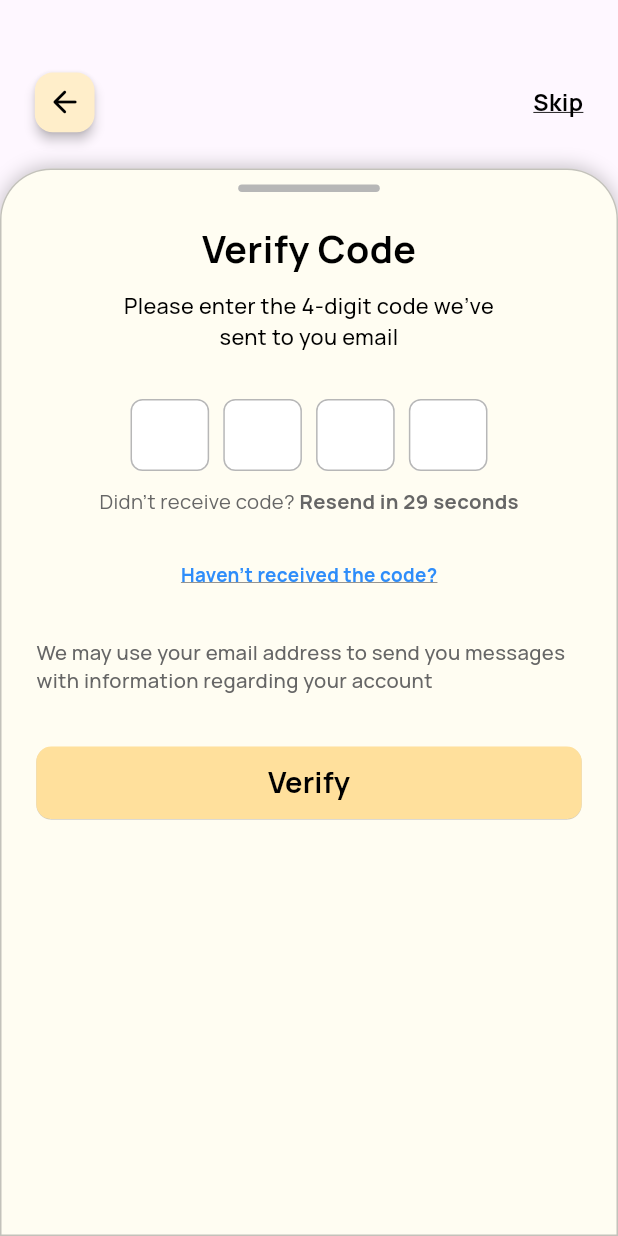
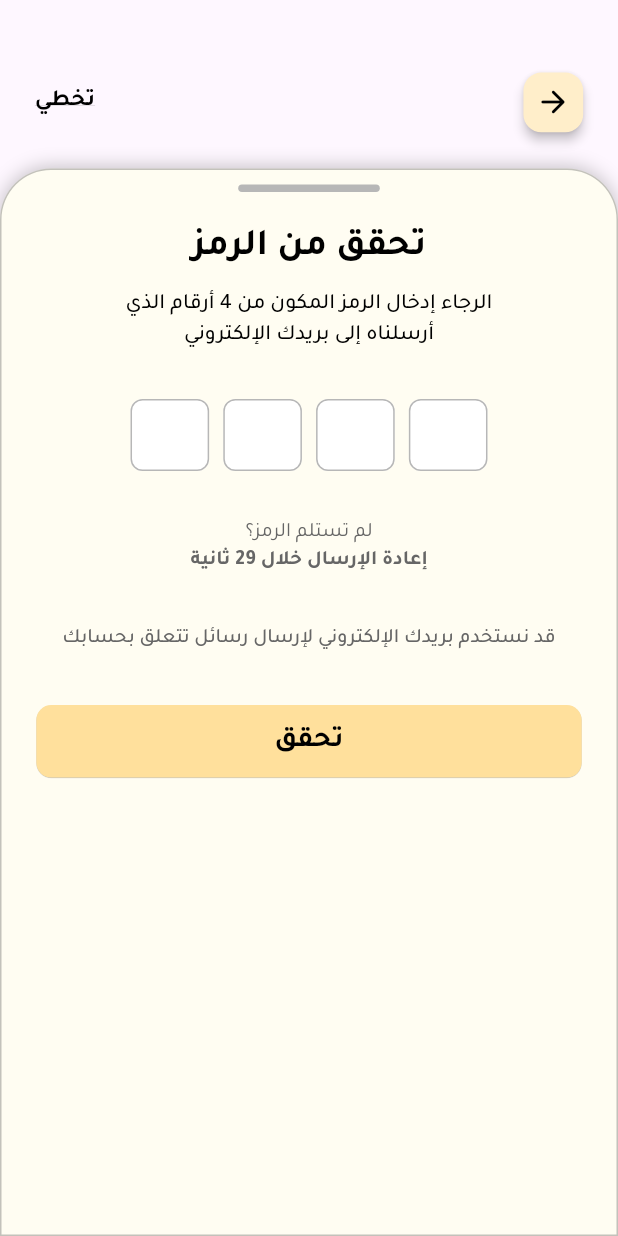
Before and after one commit to moayyad24/old_but_gold, a Flutter app: the screen it shows after launch, after a tap on "Get Started", on a phone screen of 412 x 824 dp. Run offline on Flutter 3.47's test engine with Material 3 defaults, Android fonts, the phone set to English and light mode, and no system bars; our stand-ins replace dartz, device_preview, dio, flutter_bloc, flutter_screenutil, flutter_svg and 2 more; missing offline and left inert: adoptive_calendar, slang; generated files the repository leaves out were written again.

Commit message:
translate otp timer in verify screen

```diff
--- a/assets/i18n/ar.i18n.json
+++ b/assets/i18n/ar.i18n.json
@@ -29,7 +29,9 @@
         "verifyCode": "تحقق من الرمز",
         "fourDigitCode": "الرجاء إدخال الرمز المكون من 4 أرقام الذي أرسلناه إلى بريدك الإلكتروني",
         "haveNotReceivedTheCode": "لم تستلم الرمز؟",
-        "verify": "تحقق"
+        "verify": "تحقق",
+        "resend": "إعادة الإرسال",
+        "resendInSeconds": "إعادة الإرسال خلال $remainingTime ثانية"
     },
     "personalInfo": {
         "personalInformation": "المعلومات الشخصية",
--- a/assets/i18n/en.i18n.json
+++ b/assets/i18n/en.i18n.json
@@ -29,7 +29,9 @@
         "verifyCode": "Verify Code",
         "fourDigitCode": "Please enter the 4-digit code we’ve sent to you email",
         "haveNotReceivedTheCode": "Haven’t received the code?",
-        "verify": "Verify"
+        "verify": "Verify",
+        "resend": "Resend",
+        "resendInSeconds": "Resend in $remainingTime seconds"
     },
     "personalInfo": {
         "personalInformation": "Personal Information",
--- a/lib/features/auth/ui/sign_up_screen.dart
+++ b/lib/features/auth/ui/sign_up_screen.dart
@@ -126,7 +126,7 @@ class _SignUpScreenState extends State<SignUpScreen> {
                     onSignUpPressed: () {
                       Navigator.of(
                         context,
-                      ).pushReplacementNamed(Routes.homeScreen);
+                      ).pushReplacementNamed(Routes.loginScreen);
                     },
                   ),
                 ],
--- a/lib/features/auth/ui/verify_code_screen.dart
+++ b/lib/features/auth/ui/verify_code_screen.dart
@@ -62,7 +62,7 @@ class _VerifyCodeScreenState extends State<VerifyCodeScreen> {
                     });
                   },
                 ),
-                SizedBox(height: 10.h),
+                SizedBox(height: 32.h),
                 OtpTimer(
                   onResend: () {
                     BlocProvider.of<VerifyEmailCubit>(
@@ -70,14 +70,6 @@ class _VerifyCodeScreenState extends State<VerifyCodeScreen> {
                     ).resendCode(email);
                   },
                   countdownDuration: 30, // Optional: customize countdown
-                ),
-                SizedBox(height: 32.h),
-                Text(
-                  t.auth.haveNotReceivedTheCode,
-                  style: AppTextStyles.semiBold13.copyWith(
-                    color: AppColors.blue2E8DFA,
-                    decoration: TextDecoration.underline,
-                  ),
                 ),
                 SizedBox(height: 34.h),
                 Text(
--- a/lib/features/auth/ui/widgets/otp_timer.dart
+++ b/lib/features/auth/ui/widgets/otp_timer.dart
@@ -2,6 +2,7 @@ import 'dart:async';
 import 'package:flutter/material.dart';
 import 'package:flutter_screenutil/flutter_screenutil.dart';
 import 'package:old_but_gold/core/theme/app_colors.dart';
+import 'package:old_but_gold/i18n/strings.g.dart';
 
 class OtpTimer extends StatefulWidget {
   final VoidCallback onResend;
@@ -60,17 +61,19 @@ class _OtpTimerWidgetState extends State<OtpTimer> {
 
   @override
   Widget build(BuildContext context) {
-    return Row(
+    return Column(
       mainAxisAlignment: MainAxisAlignment.center,
       children: [
         Text(
-          "Didn't receive code? ",
+          t.auth.haveNotReceivedTheCode,
           style: TextStyle(fontSize: 14.sp, color: AppColors.grey666666),
         ),
         GestureDetector(
           onTap: _handleResend,
           child: Text(
-            _canResend ? "Resend" : "Resend in $_remainingTime seconds",
+            _canResend
+                ? t.auth.resend
+                : t.auth.resendInSeconds(remainingTime: _remainingTime),
             style: TextStyle(
               fontSize: 14.sp,
               fontWeight: FontWeight.bold,
--- a/lib/main.dart
+++ b/lib/main.dart
@@ -8,7 +8,7 @@ import 'i18n/strings.g.dart';
 
 void main() async {
   WidgetsFlutterBinding.ensureInitialized();
-  LocaleSettings.setLocale(AppLocale.en);
+  LocaleSettings.setLocale(AppLocale.ar);
   await ScreenUtil.ensureScreenSize();
   await setupGetIt();
   runApp(
```
Also changed, not shown: lib/i18n/strings.g.dart, lib/i18n/strings_ar.g.dart, lib/i18n/strings_en.g.dart.
